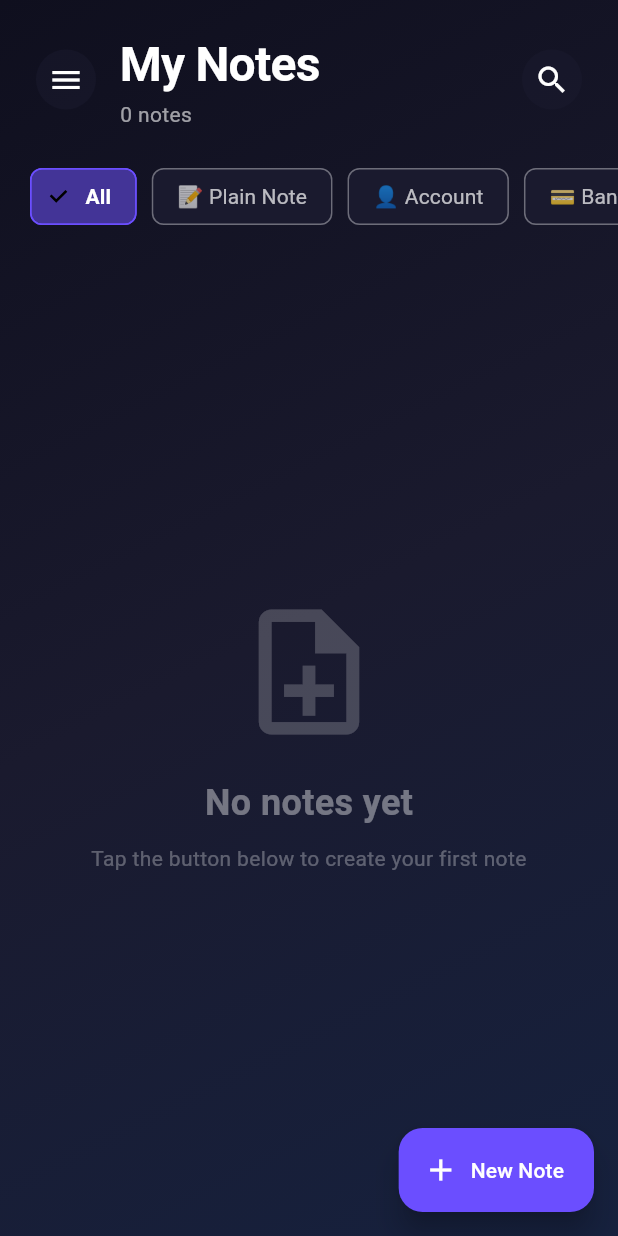
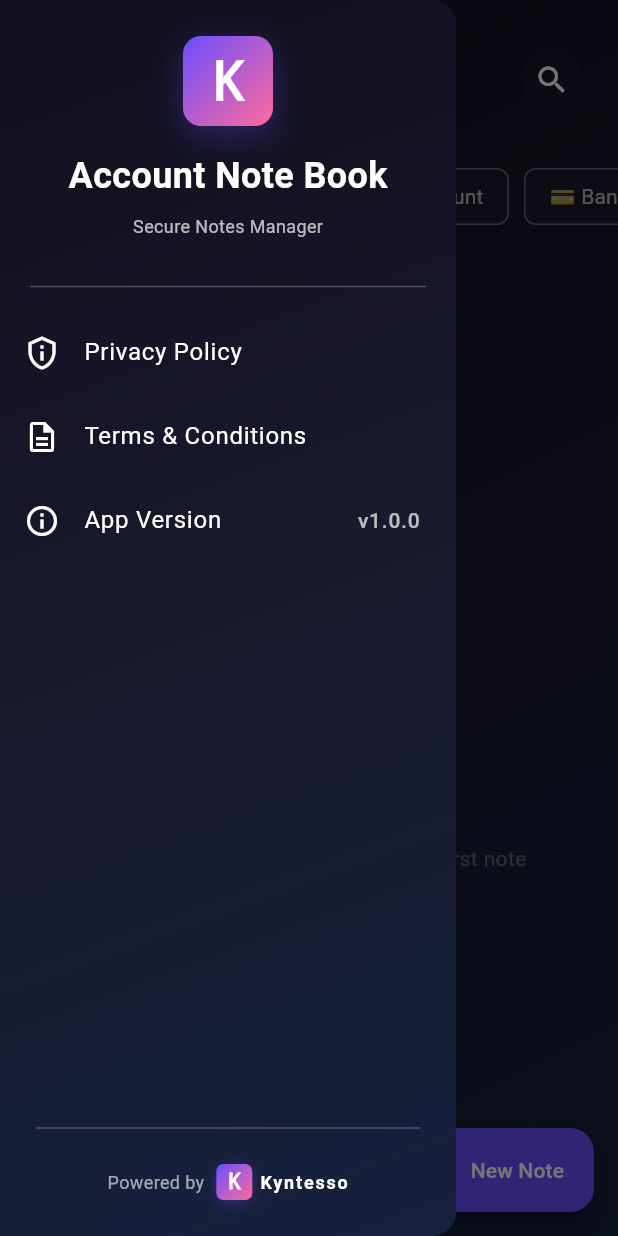
Before and after one commit to sunilsaini90846/smart_notes, a Flutter app: the screen it shows after launch, after a tap on the "menu" icon, on a phone screen of 412 x 824 dp. Run offline on Flutter 3.47's test engine with Material 3 defaults, Android fonts, the phone set to English and light mode, and no system bars; drawn by our look-alikes of flutter_animate; our stand-ins replace hive, hive_flutter, package_info_plus; missing offline and left inert: encrypt; accounts and stored records are empty.

Commit message:
Fix mobile drawer: wrap menu button in Builder widget and add URL launcher support

```diff
--- a/lib/screens/home_screen.dart
+++ b/lib/screens/home_screen.dart
@@ -269,7 +269,9 @@ class _HomeScreenState extends State<HomeScreen> with TickerProviderStateMixin,
       padding: const EdgeInsets.all(20),
       child: Row(
         children: [
-          IconButton(
+          Builder(
+            builder: (BuildContext context) {
+              return IconButton(
                 onPressed: () {
                   Scaffold.of(context).openDrawer();
                 },
@@ -278,7 +280,9 @@ class _HomeScreenState extends State<HomeScreen> with TickerProviderStateMixin,
                   backgroundColor: AppTheme.surfaceColor.withOpacity(0.5),
                   foregroundColor: Colors.white,
                 ),
-          ).animate().scale(delay: 100.ms),
+              ).animate().scale(delay: 100.ms);
+            },
+          ),
           const SizedBox(width: 12),
           Expanded(
             child: Column(
```
Also changed, not shown: 4 other files. Lines whose indentation alone changed are shown as unchanged.
